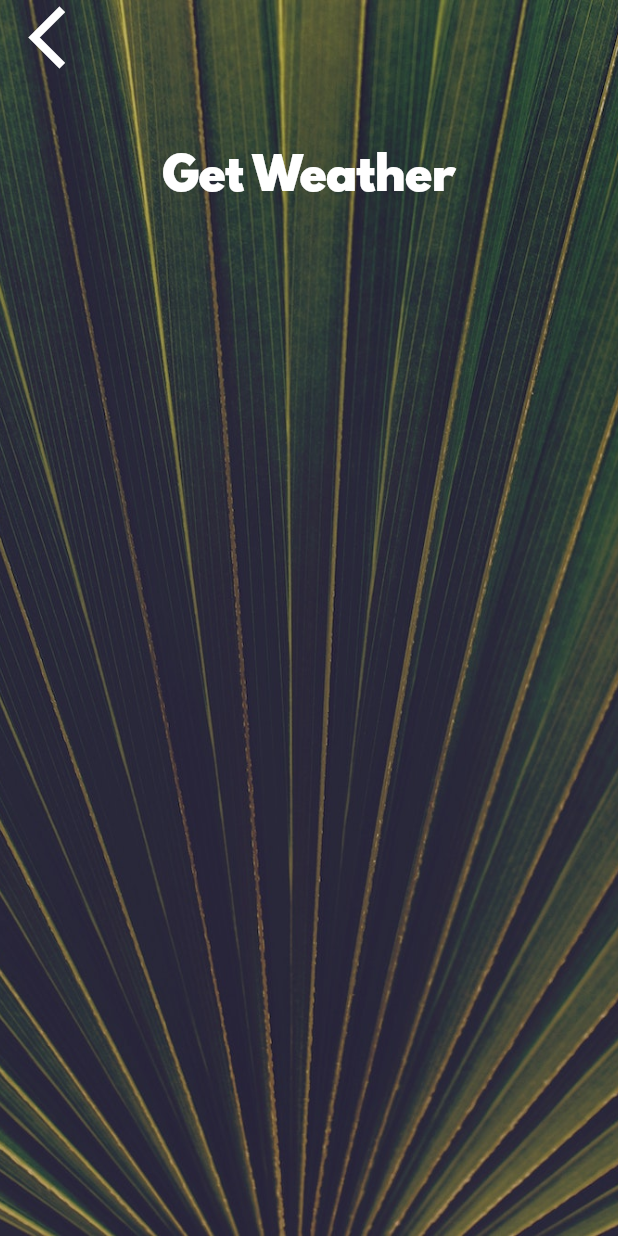
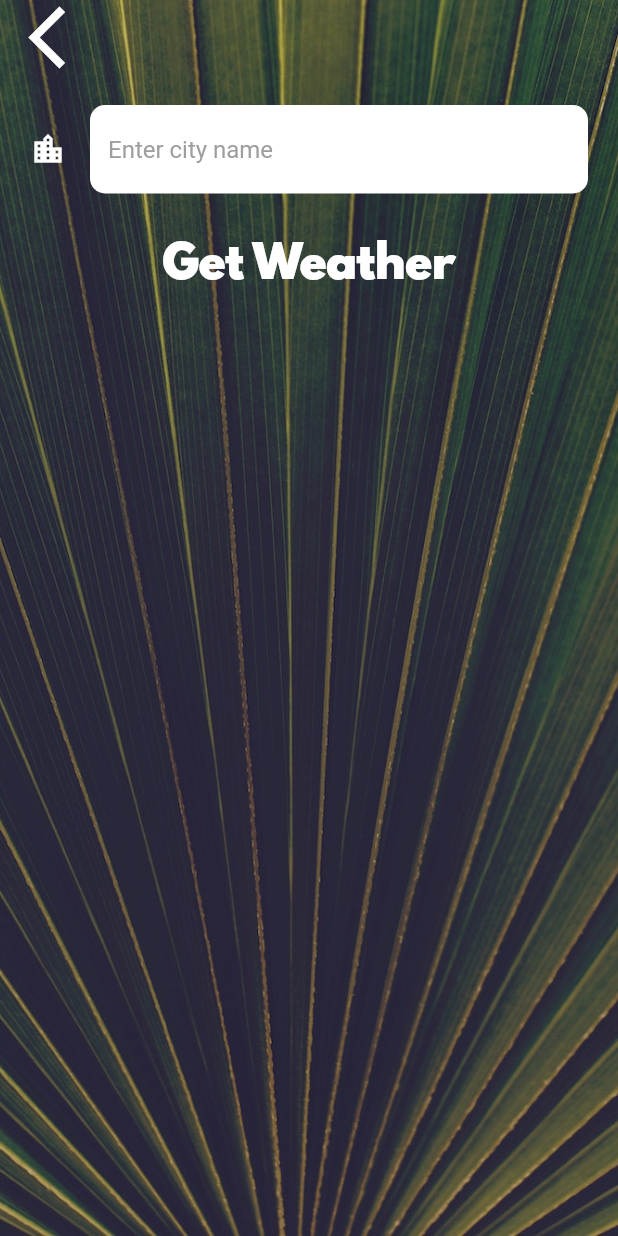
Before and after one commit to Sale1996/Flutter_projects, a Flutter app: the CityScreen screen opened directly, on a phone screen of 412 x 824 dp. Run offline on Flutter 3.47's test engine with Material 2 defaults, Android fonts, the light colour scheme and no system bars; our stand-ins replace audioplayers, flutter_spinkit, font_awesome_flutter, geolocator, rflutter_alert; network calls fail.

Commit message:
Flutter weather app

```diff
--- a/Clima-Flutter/lib/screens/city_screen.dart
+++ b/Clima-Flutter/lib/screens/city_screen.dart
@@ -7,6 +7,8 @@ class CityScreen extends StatefulWidget {
 }
 
 class _CityScreenState extends State<CityScreen> {
+  String inputedText;
+
   @override
   Widget build(BuildContext context) {
     return Scaffold(
@@ -24,7 +26,9 @@ class _CityScreenState extends State<CityScreen> {
               Align(
                 alignment: Alignment.topLeft,
                 child: FlatButton(
-                  onPressed: () {},
+                  onPressed: () {
+                    Navigator.pop(context);
+                  },
                   child: Icon(
                     Icons.arrow_back_ios,
                     size: 50.0,
@@ -33,10 +37,22 @@ class _CityScreenState extends State<CityScreen> {
               ),
               Container(
                 padding: EdgeInsets.all(20.0),
-                child: null,
+                child: TextField(
+                  onChanged: (value) {
+                    setState(() {
+                      inputedText = value;
+                    });
+                  },
+                  style: TextStyle(
+                    color: Colors.black,
+                  ),
+                  decoration: kInputTextDecoration,
+                ),
               ),
               FlatButton(
-                onPressed: () {},
+                onPressed: () {
+                  Navigator.pop(context, inputedText);
+                },
                 child: Text(
                   'Get Weather',
                   style: kButtonTextStyle,
--- a/Clima-Flutter/lib/utilities/constants.dart
+++ b/Clima-Flutter/lib/utilities/constants.dart
@@ -18,3 +18,18 @@ const kButtonTextStyle = TextStyle(
 const kConditionTextStyle = TextStyle(
   fontSize: 100.0,
 );
+
+const kInputTextDecoration = InputDecoration(
+  filled: true,
+  fillColor: Colors.white,
+  icon: Icon(
+    Icons.location_city,
+    color: Colors.white,
+  ),
+  hintText: "Enter city name",
+  hintStyle: TextStyle(color: Colors.grey),
+  border: OutlineInputBorder(
+    borderRadius: BorderRadius.all(Radius.circular(10.0)),
+    borderSide: BorderSide.none,
+  ),
+);
```
Also changed, not shown: Clima-Flutter/lib/screens/loading_screen.dart (+3 -21 lines), Clima-Flutter/lib/screens/location_screen.dart (+37 -9 lines), Clima-Flutter/lib/services/weather.dart (+32 -0 lines), 1 other file.
